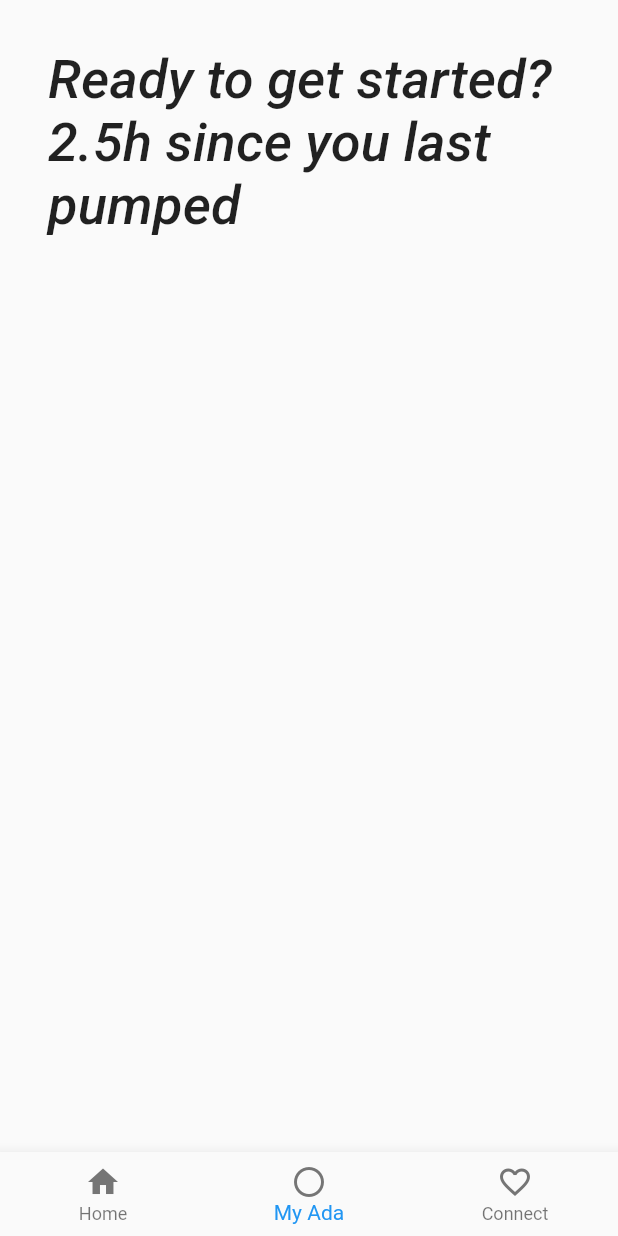
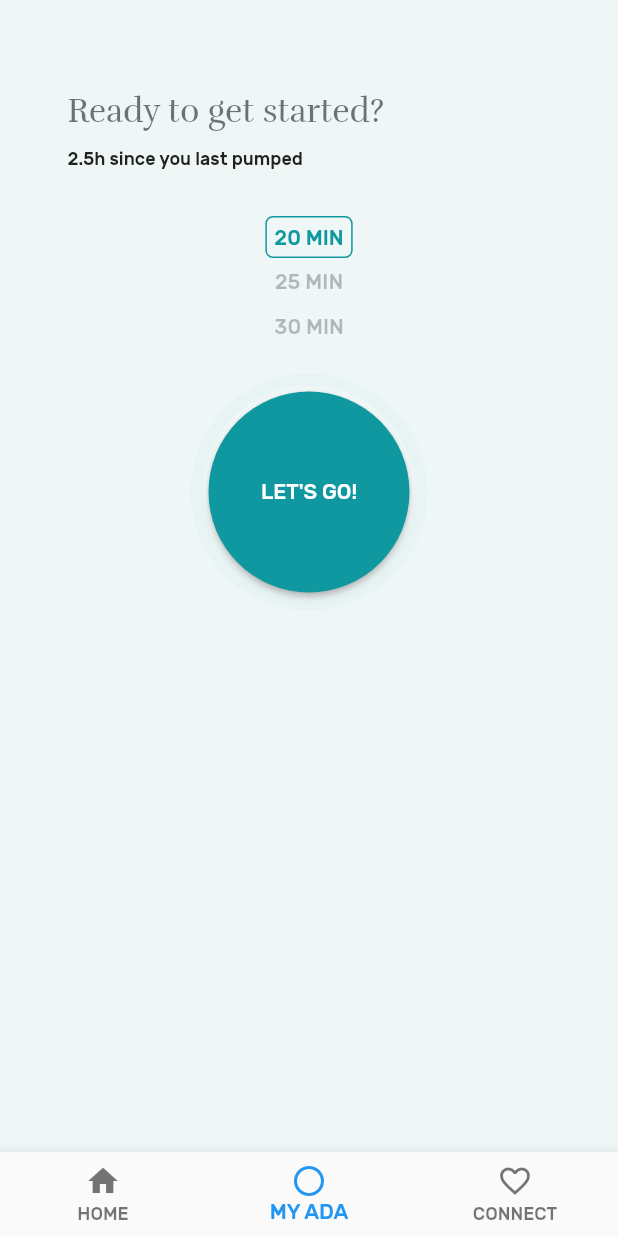
Before and after one commit to eexie/PUMPED, a Flutter app: the screen it shows after launch, item 2 of the bottom bar chosen, on a phone screen of 412 x 824 dp. Run offline on Flutter 3.47's test engine with Material 2 defaults, Android fonts, the phone set to English and light mode, and no system bars; our stand-ins replace cloud_firestore, flutter_blue, google_sign_in; missing offline and left inert: infinite_listview; accounts and stored records are empty; project files that could hold a hidden picture were left out.

Commit message:
add duration picker and test custom painter

```diff
--- a/pumped_ada/lib/BLEPage.dart
+++ b/pumped_ada/lib/BLEPage.dart
@@ -2,7 +2,6 @@ import 'dart:async';
 import 'dart:convert' show utf8;
 import 'package:flutter/material.dart';
 import 'package:flutter_blue/flutter_blue.dart';
-import './widgets.dart';
 import './helpers/ProductionDataPoint.dart';
 import 'package:cloud_firestore/cloud_firestore.dart';
 
--- a/pumped_ada/lib/MainPage.dart
+++ b/pumped_ada/lib/MainPage.dart
@@ -2,7 +2,7 @@ import 'package:flutter/material.dart';
 import 'package:flutter/cupertino.dart';
 
 import './BLEPage.dart';
-import './ControlsPage.dart';
+import './MyAda.dart';
 import './PlaceHolderWidget.dart';
 import 'package:flutter_blue/flutter_blue.dart';
 
@@ -25,7 +25,7 @@ class _MainPage extends State<MainPage> {
   List<Widget> tabs = [
 //    BLEPage(),
     MyAdaScreen(),
-    ControlsPage(),
+    MyAda(),
     PlaceholderWidget(Colors.green),
   ];
 
@@ -56,16 +56,16 @@ class _MainPage extends State<MainPage> {
 //        currentIndex: 0,
         items: [
           BottomNavigationBarItem(
-            icon: new Icon(Icons.home, color: Colors.grey[600]),
-            title: new Text('Home', style: TextStyle(color: Colors.grey[600])),
+            icon: new Icon(Icons.home),
+            title: new Text('HOME'),
           ),
           BottomNavigationBarItem(
-            icon: new Icon(Icons.panorama_fish_eye, color: Colors.grey[600]),
-            title: new Text('My Ada', style: TextStyle(color: Colors.grey[600])),
+            icon: new Icon(Icons.panorama_fish_eye),
+            title: new Text('MY ADA'),
           ),
           BottomNavigationBarItem(
-            icon: Icon(Icons.favorite_border, color: Colors.grey[600]),
-            title: Text('Connect', style: TextStyle(color: Colors.grey[600])),
+            icon: Icon(Icons.favorite_border),
+            title: Text('CONNECT'),
           )
         ],
       ),
--- /dev/null
+++ b/pumped_ada/lib/MyAda.dart
@@ -0,0 +1,205 @@
+import 'package:flutter/material.dart';
+//import 'package:cloud_firestore/cloud_firestore.dart';
+import './helpers/ProductionDataPoint.dart';
+import './helpers/numberpicker.dart';
+import 'dart:io';
+import 'dart:ui';
+import 'dart:math';
+
+class MyAda extends StatefulWidget {
+  @override
+  _MyAda createState() => new _MyAda();
+}
+
+class _MyAda extends State<MyAda> {
+//  final databaseReference = Firestore.instance;
+  List<ProductionDataPoint> sessionTimeSeries; //Timeseries for the current pumping session
+  int _duration = 20;
+
+  @override
+  void initState() {
+    super.initState();
+    sessionTimeSeries = [];
+  }
+
+  @override
+  Widget build(BuildContext context) {
+    return Scaffold(
+      backgroundColor: Theme.of(context).accentColor,
+      body: Column(
+        crossAxisAlignment: CrossAxisAlignment.start,
+        children: [
+          titleSection(context),
+          Center(
+            child: Container(
+              child: NumberPicker.integer(
+                initialValue: _duration,
+                minValue: 5,
+                maxValue: 35,
+                onChanged: (newDuration) =>
+                    setState(() => _duration = newDuration)),
+            ),
+          ),
+//          new Text("Current number: $_duration"), // debug
+          SizedBox(height: 20),
+          SessionScreen(),
+        ]
+      ),
+
+    );
+  }
+
+  Widget titleSection(BuildContext context){
+    return Container(
+      padding: const EdgeInsets.only(left: 45, right: 45, top: 60, bottom: 30),
+      child: Column(
+        crossAxisAlignment: CrossAxisAlignment.start,
+        children: [
+            Text(
+              'Ready to get started?',
+              style: Theme.of(context).textTheme.display3,
+            ),
+            SizedBox(height: 12),
+            Text(
+              '2.5h since you last pumped',
+              style: Theme.of(context).textTheme.body1,
+            ),
+        ],
+      ),
+    );
+  }
+}
+
+class MyPainter extends CustomPainter{
+  Color lineColor;
+  Color completeColor;
+  double completePercent;
+  double width;
+  MyPainter({this.lineColor,this.completeColor,this.completePercent,this.width});
+  @override
+  void paint(Canvas canvas, Size size) {
+    Paint line = new Paint()
+      ..color = lineColor
+      ..strokeCap = StrokeCap.round
+      ..style = PaintingStyle.stroke
+      ..strokeWidth = width;
+    Paint complete = new Paint()
+      ..color = completeColor
+      ..strokeCap = StrokeCap.round
+      ..style = PaintingStyle.stroke
+      ..strokeWidth = width;
+    Offset center  = new Offset(size.width/2, size.height/2);
+    double radius  = size.width/2;
+    canvas.drawCircle(
+        center,
+        radius,
+        line
+    );
+    double arcAngle = 2*pi* (completePercent/100);
+    canvas.drawArc(
+        new Rect.fromCircle(center: center,radius: radius),
+        -pi/2,
+        arcAngle,
+        false,
+        complete
+    );
+  }
+  @override
+  bool shouldRepaint(CustomPainter oldDelegate) {
+    return true;
+  }
+}
+
+//paint background shapes
+//class CurvePainter extends CustomPainter {
+//  const CurvePainter({this.context});
+//  final BuildContext context;
+//  @override
+//  void paint(Canvas canvas, Size size) {
+//    var paint = Paint();
+//    paint.color = Theme.of(context).accentColor;
+//    paint.style = PaintingStyle.fill; // Change this to fill
+//
+//    var path = Path();
+//
+//    path.moveTo(0, size.height * 0.25);
+//    path.quadraticBezierTo(
+//        size.width / 2, size.height / 2, size.width, size.height * 0.25);
+//    path.lineTo(size.width, 0);
+//    path.lineTo(0, 0);
+//
+//    canvas.drawPath(path, paint);
+//  }
+//
+//  @override
+//  bool shouldRepaint(CustomPainter oldDelegate) {
+//    return true;
+//  }
+//}
+
+class SessionScreen extends StatefulWidget{
+  @override
+  _SessionScreen createState() => _SessionScreen();
+}
+
+class _SessionScreen extends State<SessionScreen> with TickerProviderStateMixin {
+  double percentage = 0.0;
+  double newPercentage = 0.0;
+  AnimationController percentageAnimationController;
+  @override
+  void initState() {
+    super.initState();
+    setState(() {
+      percentage = 0.0;
+    });
+    percentageAnimationController = new AnimationController(
+        vsync: this,
+        duration: new Duration(milliseconds: 1000)
+    )
+      ..addListener((){
+        setState(() {
+          percentage = lerpDouble(percentage,newPercentage,percentageAnimationController.value);
+        });
+      });
+  }
+  @override
+  Widget build(BuildContext context) {
+    ThemeData themeData = Theme.of(context);
+    return new Center(
+      child: Container(
+        height: 150.0,
+        width: 150.0,
+        child: new CustomPaint(
+          foregroundPainter: new MyPainter(
+              lineColor: themeData.accentColor,
+              completeColor: themeData.primaryColor,
+              completePercent: percentage,
+              width: 8.0
+          ),
+          child: new Padding(
+            padding: const EdgeInsets.all(8.0),
+            child: new RaisedButton(
+                color: Theme.of(context).primaryColor,
+                splashColor: Colors.blueAccent,
+                shape: new CircleBorder(),
+                child: new Text(
+                  'LET\'S GO!',
+                    style: themeData.textTheme.button.copyWith(color: Colors.white),
+                ),
+                onPressed: (){
+                  setState(() {
+                    percentage = newPercentage;
+                    newPercentage += 10;
+                    if(newPercentage>100.0){
+                      percentage=0.0;
+                      newPercentage=0.0;
+                    }
+                    percentageAnimationController.forward(from: 0.0);
+                  });
+                }),
+          ),
+        ),
+      )
+    );
+  }
+}
--- /dev/null
+++ b/pumped_ada/lib/helpers/numberpicker.dart
@@ -0,0 +1,331 @@
+import 'dart:math' as math;
+
+import 'package:flutter/foundation.dart';
+import 'package:flutter/material.dart';
+import 'package:flutter/rendering.dart';
+import 'package:infinite_listview/infinite_listview.dart';
+
+/// Created by Marcin Szałek
+
+///NumberPicker is a widget designed to pick a number between #minValue and #maxValue
+class NumberPicker extends StatelessWidget {
+  ///height of every list element for normal number picker
+  ///width of every list element for horizontal number picker
+  static const double kDefaultItemExtent = 30.0;
+
+  ///width of list view for normal number picker
+  ///height of list view for horizontal number picker
+  static const double kDefaultListViewCrossAxisSize = 100.0;
+
+  ///constructor for integer number picker
+  NumberPicker.integer({
+    Key key,
+    @required int initialValue,
+    @required this.minValue,
+    @required this.maxValue,
+    @required this.onChanged,
+    this.itemExtent = kDefaultItemExtent,
+    this.listViewWidth = kDefaultListViewCrossAxisSize,
+    this.step = 5,
+    this.scrollDirection = Axis.vertical,
+    this.infiniteLoop = false,
+    this.zeroPad = false,
+    this.highlightSelectedValue = true,
+    this.decoration,
+  })  : assert(initialValue != null),
+        assert(minValue != null),
+        assert(maxValue != null),
+        assert(maxValue > minValue),
+        assert(initialValue >= minValue && initialValue <= maxValue),
+        assert(step > 0),
+        assert(scrollDirection != null),
+        selectedIntValue = initialValue,
+        intScrollController = new ScrollController(
+          initialScrollOffset:
+          ((initialValue - minValue) ~/ step + 1) * itemExtent,
+        ),
+        listViewHeight = 3 * itemExtent,
+        integerItemCount = (maxValue - minValue) ~/ step + 1,
+        super(key: key);
+
+  ///called when selected value changes
+  final ValueChanged<num> onChanged;
+
+  ///min value user can pick
+  final int minValue;
+
+  ///max value user can pick
+  final int maxValue;
+
+  ///height of every list element in pixels
+  final double itemExtent;
+
+  ///height of list view in pixels
+  final double listViewHeight;
+
+  ///width of list view in pixels
+  final double listViewWidth;
+
+  ///ScrollController used for integer list
+  final ScrollController intScrollController;
+
+  ///Currently selected integer value
+  final int selectedIntValue;
+
+  ///If currently selected value should be highlighted
+  final bool highlightSelectedValue;
+
+  ///Decoration to apply to central box where the selected value is placed
+  final Decoration decoration;
+
+  ///Step between elements. Only for integer datePicker
+  ///Examples:
+  /// if step is 100 the following elements may be 100, 200, 300...
+  /// if min=0, max=6, step=3, then items will be 0, 3 and 6
+  /// if min=0, max=5, step=3, then items will be 0 and 3.
+  final int step;
+
+  /// Direction of scrolling
+  final Axis scrollDirection;
+
+  ///Repeat values infinitely
+  final bool infiniteLoop;
+
+  ///Pads displayed integer values up to the length of maxValue
+  final bool zeroPad;
+
+  ///Amount of items
+  final int integerItemCount;
+
+  //
+  //----------------------------- PUBLIC ------------------------------
+  //
+
+  /// Used to animate integer number picker to new selected value
+  void animateInt(int valueToSelect) {
+    int diff = valueToSelect - minValue;
+    int index = diff ~/ step;
+    animateIntToIndex(index);
+  }
+
+  /// Used to animate integer number picker to new selected index
+  void animateIntToIndex(int index) {
+    _animate(intScrollController, index * itemExtent);
+  }
+
+  //
+  //----------------------------- VIEWS -----------------------------
+  //
+
+  ///main widget
+  @override
+  Widget build(BuildContext context) {
+    final ThemeData themeData = Theme.of(context);
+
+    return _integerListView(themeData);
+  }
+
+  Widget _integerListView(ThemeData themeData) {
+    TextStyle defaultStyle = themeData.textTheme.button.copyWith(color: Colors.black26);
+    TextStyle selectedStyle =
+    themeData.textTheme.button.copyWith(color: themeData.primaryColor);
+
+    var listItemCount = integerItemCount + 2;
+
+    return Listener(
+      onPointerUp: (ev) {
+        ///used to detect that user stopped scrolling
+        if (intScrollController.position.activity is HoldScrollActivity) {
+          animateInt(selectedIntValue);
+        }
+      },
+      child: new NotificationListener(
+        child: new Container(
+          height: listViewHeight,
+          width: listViewWidth,
+          child: Stack(
+            children: <Widget>[
+              new ListView.builder(
+                scrollDirection: scrollDirection,
+                controller: intScrollController,
+                itemExtent: itemExtent,
+                itemCount: listItemCount,
+                cacheExtent: _calculateCacheExtent(listItemCount),
+                itemBuilder: (BuildContext context, int index) {
+                  final int value = _intValueFromIndex(index);
+                  bool selected = value == selectedIntValue && highlightSelectedValue;
+                  //define special style for selected (middle) element
+                  final TextStyle itemStyle =
+                    selected ? selectedStyle : defaultStyle;
+
+                  bool isExtra = index == 0 || index == listItemCount - 1;
+
+                  if(!isExtra){
+                    return selected
+                        ? new Center(
+                      child: Container(
+                        margin: const EdgeInsets.all(1.0),
+                        padding: const EdgeInsets.all(5.0),
+                        decoration: BoxDecoration(
+                            border: Border.all(color: Theme.of(context).primaryColor),
+                            borderRadius: BorderRadius.all(Radius.circular(5))
+                        ),
+                        child: new Text(
+                          getDisplayedValue(value),
+                          style: itemStyle,
+                        ),
+                      ),
+
+                    )
+                        : new Center(
+                      child: new Text(
+                        getDisplayedValue(value),
+                        style: itemStyle,
+                      ),
+                    );
+                  }
+
+                  return isExtra
+                      ? new Container() //empty first and last element
+                      : new Center(
+                      child: Container(
+                        margin: const EdgeInsets.all(15.0),
+                        padding: const EdgeInsets.all(3.0),
+                        decoration: BoxDecoration(
+                            border: Border.all(color: Theme.of(context).primaryColor),
+                          borderRadius: BorderRadius.all(Radius.circular(5))
+                        ),
+                        child: new Text(
+                          getDisplayedValue(value),
+                          style: itemStyle,
+                        ),
+                      ),
+
+                  );
+                },
+              ),
+              _NumberPickerSelectedItemDecoration(
+                axis: scrollDirection,
+                itemExtent: itemExtent,
+                decoration: decoration,
+              ),
+            ],
+          ),
+        ),
+        onNotification: _onIntegerNotification,
+      ),
+    );
+  }
+
+  String getDisplayedValue(int value) {
+//    return zeroPad
+//        ? value.toString().padLeft(maxValue.toString().length, '0')
+//        : value.toString();
+    return value.toString() + ' MIN';
+  }
+
+  //
+  // ----------------------------- LOGIC -----------------------------
+  //
+
+  int _intValueFromIndex(int index) {
+    index--;
+    index %= integerItemCount;
+    return minValue + index * step;
+  }
+
+  bool _onIntegerNotification(Notification notification) {
+    if (notification is ScrollNotification) {
+      //calculate
+      int intIndexOfMiddleElement =
+      (notification.metrics.pixels / itemExtent).round();
+      //restrict user from scrolling to empty item
+      intIndexOfMiddleElement = (intIndexOfMiddleElement == 0) ? 1 : intIndexOfMiddleElement;
+      int intValueInTheMiddle = _intValueFromIndex(intIndexOfMiddleElement);
+      intValueInTheMiddle = _normalizeIntegerMiddleValue(intValueInTheMiddle);
+
+      if (_userStoppedScrolling(notification, intScrollController)) {
+        //center selected value
+        animateIntToIndex(intIndexOfMiddleElement);
+      }
+
+      //update selection
+      if (intValueInTheMiddle != selectedIntValue) {
+        num newValue;
+        newValue = (intValueInTheMiddle);
+
+        onChanged(newValue);
+      }
+    }
+    return true;
+  }
+
+  ///There was a bug, when if there was small integer range, e.g. from 1 to 5,
+  ///When user scrolled to the top, whole listview got displayed.
+  ///To prevent this we are calculating cacheExtent by our own so it gets smaller if number of items is smaller
+  double _calculateCacheExtent(int itemCount) {
+    double cacheExtent = 250.0; //default cache extent
+    if ((itemCount - 2) * kDefaultItemExtent <= cacheExtent) {
+      cacheExtent = ((itemCount - 3) * kDefaultItemExtent);
+    }
+    return cacheExtent;
+  }
+
+  ///When overscroll occurs on iOS,
+  ///we can end up with value not in the range between [minValue] and [maxValue]
+  ///To avoid going out of range, we change values out of range to border values.
+  int _normalizeMiddleValue(int valueInTheMiddle, int min, int max) {
+    return math.max(math.min(valueInTheMiddle, max), min);
+  }
+
+  int _normalizeIntegerMiddleValue(int integerValueInTheMiddle) {
+    //make sure that max is a multiple of step
+    int max = (maxValue ~/ step) * step;
+    return _normalizeMiddleValue(integerValueInTheMiddle, minValue, max);
+  }
+
+
+  ///indicates if user has stopped scrolling so we can center value in the middle
+  bool _userStoppedScrolling(
+      Notification notification,
+      ScrollController scrollController,
+      ) {
+    return notification is UserScrollNotification &&
+        notification.direction == ScrollDirection.idle &&
+        scrollController.position.activity is! HoldScrollActivity;
+  }
+
+  ///scroll to selected value
+  _animate(ScrollController scrollController, double value) {
+    scrollController.animateTo(value,
+        duration: new Duration(seconds: 1), curve: new ElasticOutCurve());
+  }
+}
+
+class _NumberPickerSelectedItemDecoration extends StatelessWidget {
+  final Axis axis;
+  final double itemExtent;
+  final Decoration decoration;
+
+  const _NumberPickerSelectedItemDecoration(
+      {Key key,
+        @required this.axis,
+        @required this.itemExtent,
+        @required this.decoration})
+      : super(key: key);
+
+  @override
+  Widget build(BuildContext context) {
+    return new Center(
+      child: new IgnorePointer(
+        child: new Container(
+          width: isVertical ? double.infinity : itemExtent,
+          height: isVertical ? itemExtent : double.infinity,
+          decoration: decoration,
+        ),
+      ),
+    );
+  }
+
+  bool get isVertical => axis == Axis.vertical;
+}
--- a/pumped_ada/lib/main.dart
+++ b/pumped_ada/lib/main.dart
@@ -7,6 +7,10 @@ import './MainPage.dart';
 void main() => runApp(new ExampleApplication());
 
 class ExampleApplication extends StatelessWidget {
+  Color appPrimaryColor = new Color(0xFF1098A0);
+  Color appAccentColor = new Color(0x5FDCEEEE);
+  Color appBackgroundColor = Colors.white;
+  Color appErrorColor = new Color(0xFFFF0C3E);
   @override
   Widget build(BuildContext context) {
     if (isIos) {
@@ -21,24 +25,34 @@ class ExampleApplication extends StatelessWidget {
           title: 'Ada - The better, smart pump',
           theme: ThemeData(
             // Define the default brightness and colors.
-//          brightness: Brightness.light,
-            primaryColor: Colors.teal[700],
-            accentColor: Colors.teal,
-            backgroundColor: Colors.grey[50],
-
-            // Define the default font family.
-//          fontFamily: 'Georgia',
+            brightness: Brightness.light,
+            primaryColor: appPrimaryColor,
+            accentColor: appAccentColor,
+            backgroundColor: appBackgroundColor,
+            buttonColor: appPrimaryColor,
+            cardColor: appBackgroundColor,
+            textSelectionColor: appPrimaryColor,
+            errorColor: appErrorColor,
 
             // Define the default TextTheme. Use this to specify the default
             // text styling for headlines, titles, bodies of text, and more.
+            fontFamily: 'Rubik',
             textTheme: TextTheme(
-              headline: TextStyle(fontSize: 72.0, fontWeight: FontWeight.bold),
-              title: TextStyle(fontSize: 36.0, fontStyle: FontStyle.italic),
-              body1: TextStyle(fontSize: 14.0, color: Colors.grey[900]),
+              display4: TextStyle(fontFamily: 'Rufina', fontSize: 60.0),
+              display3: TextStyle(fontFamily: 'Rufina', fontSize: 22.0),
+              display2: TextStyle(fontFamily: 'Rufina', fontSize: 16.0),
+              display1: TextStyle(fontFamily: 'Rufina', fontSize: 18.0, fontWeight: FontWeight.bold),
+              title: TextStyle(fontSize: 18.0, fontWeight: FontWeight.bold),
+              body2: TextStyle(fontFamily: 'Rufina', fontSize: 18.0, fontWeight: FontWeight.normal),
+              body1: TextStyle(fontSize: 12.0, color: Colors.grey[900]),
+              button: TextStyle(fontSize: 14.0),
+              caption: TextStyle(fontSize: 14.0, fontWeight: FontWeight.w300),
+              subhead: TextStyle(fontSize: 10.0, fontWeight: FontWeight.bold),
             ),
-            iconTheme: IconThemeData(color: Colors.black),
+            iconTheme: IconThemeData(color: Colors.grey[600]),
           ),
-          home: MainPage()
+          home: MainPage(),
+          debugShowCheckedModeBanner: false,
 
 
       );
```
Also changed, not shown: pumped_ada/assets/data.json (added, +16 -0 lines), pumped_ada/pubspec.yaml (+15 -33 lines), pumped_ada/assets/Rubik-Light.ttf (added), pumped_ada/assets/Rubik-Medium.ttf (added), pumped_ada/assets/Rubik-Regular.ttf (added), pumped_ada/assets/Rufina-Bold.ttf (added), pumped_ada/assets/Rufina-Regular.ttf (added), pumped_ada/lib/assets/Rufina-Bold.ttf (added), pumped_ada/lib/assets/Rufina-Regular.ttf (added), pumped_ada/pubspec.lock.
